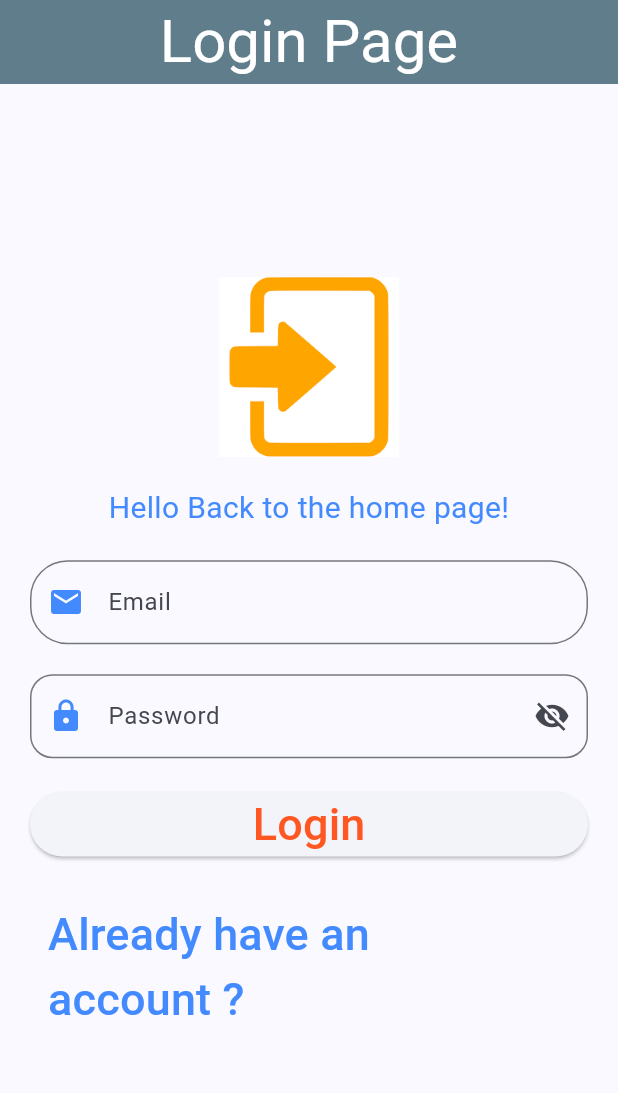
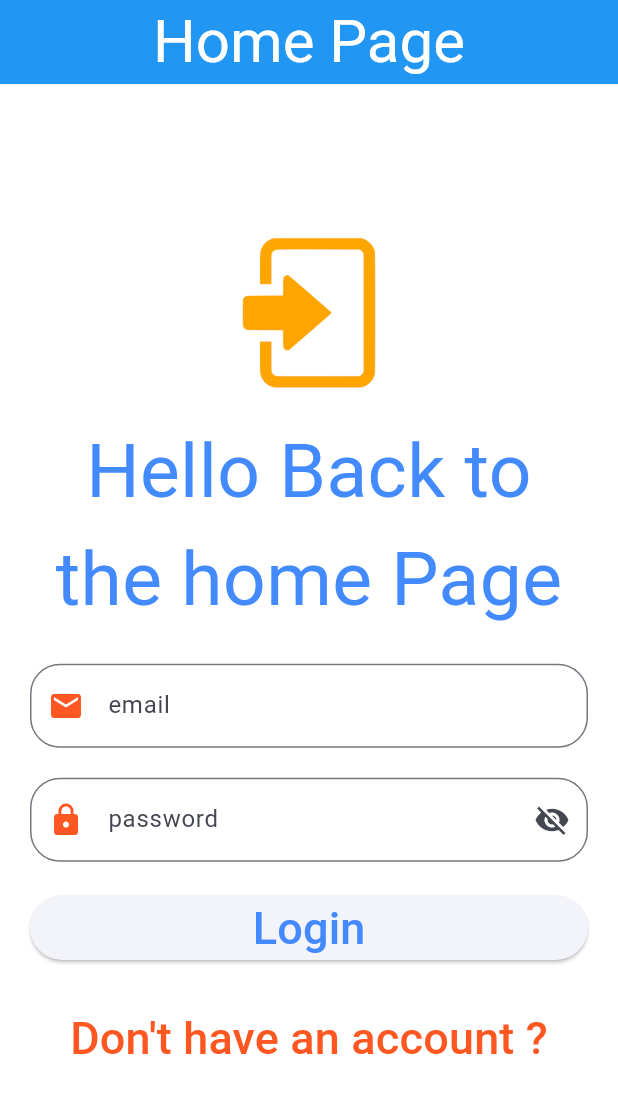
Before and after one commit to barichhiba1/mon_projet_Flutter, a Flutter app: the screen it shows after launch, on a phone screen of 412 x 824 dp. Shown: the top 1093 px of the screen. Run offline on Flutter 3.47's test engine with Material 3 defaults, Android fonts, the phone set to English and light mode, and no system bars; our stand-ins replace firebase_auth, firebase_core, fluttertoast; accounts and stored records are empty.

Commit message:
second  commit

```diff
--- a/lib/Screens/login.page.dart
+++ b/lib/Screens/login.page.dart
@@ -1,3 +1,4 @@
+import 'package:firebase_auth/firebase_auth.dart';
 import 'package:flutter/material.dart';
 
 class LoginPage extends StatefulWidget {
@@ -8,25 +9,32 @@ class LoginPage extends StatefulWidget {
 }
 
 class _LoginPageState extends State<LoginPage> {
-  final _keyForm = GlobalKey<FormState>();
-  bool _passVisible = false; // Gère la visibilité du mot de passe
+  //check les forme de validation
+  final keyForm = GlobalKey<FormState>();
 
-  final TextEditingController _emailcontroller = TextEditingController();
-  final TextEditingController _passcontroller = TextEditingController();
+  final TextEditingController emailcontroller = TextEditingController();
 
-  String? _emailvalidator(String? value) {
+  final TextEditingController passcontroller = TextEditingController();
+
+  final FirebaseAuth _auth = FirebaseAuth.instance;
+
+  //variable pour mdp
+  bool _passVariable = false;
+
+  // methode validator
+  /*String? emailValidator(String? value) {
     if (value == null || value.isEmpty) return "Please enter your email";
-    final emailPattern = r'^[^@]+@[^@]+\.[^@]+';
-    final regExp = RegExp(emailPattern);
-    if (!regExp.hasMatch(value)) return "Please enter a valid email address";
+    final emailpattern = r'^[^@]+@[^@]+\.[^@]+';
+    final regExp = RegExp(emailpattern);
+    if (!regExp.hasMatch(value)) return "Email inavlide";
     return null;
   }
 
-  String? _passvalidator(String? value) {
+  String? passValidator(String? value) {
     if (value == null || value.isEmpty) return "Please enter your password";
-    if (value.length < 6) return "Password must be at least 6 characters long";
-    return null;
-  }
+    if (value.length < 6)
+      return "Taille de mot de passe doit depasser 6 caracteres";
+  }*/
 
   @override
   Widget build(BuildContext context) {
@@ -34,94 +42,109 @@ class _LoginPageState extends State<LoginPage> {
         appBar: AppBar(
           centerTitle: true,
           title: Text(
-          "Login Page",
+            "Home Page",
             style: TextStyle(color: Colors.white, fontSize: 40),
           ),
-        backgroundColor: Colors.blueGrey,
+          backgroundColor: Colors.blue,
         ),
+        backgroundColor: Colors.white, // Définir le fond noir ici
         body: Padding(
             padding: EdgeInsets.symmetric(horizontal: 20),
             child: Form(
-          key: _keyForm,
+              key: keyForm,
               child: Column(
                 mainAxisAlignment: MainAxisAlignment.center,
                 crossAxisAlignment: CrossAxisAlignment.stretch,
                 children: [
-              Image.asset("image/login.png", height: 120, width: 120),
+                  Image.asset("image/login.png", height: 100, width: 100),
                   SizedBox(height: 20),
-              Text(
-                "Hello Back to the home page!",
+                  Text("Hello Back to the home Page",
                       textAlign: TextAlign.center,
-                style: TextStyle(fontSize: 20, color: Colors.blueAccent),
+                      style: TextStyle(fontSize: 50, color: Colors.blueAccent)),
+                  SizedBox(height: 20),
+                  TextFormField(
+                    controller: emailcontroller,
+                    decoration: InputDecoration(
+                        labelText: "email",
+                        border: OutlineInputBorder(
+                            borderRadius: BorderRadius.circular(20)),
+                        prefixIcon: Icon(
+                          Icons.email,
+                          color: Colors.deepOrange,
+                        )),
+                    keyboardType: TextInputType.emailAddress,
+                    //validator: emailValidator,
                   ),
                   SizedBox(height: 20),
                   TextFormField(
-                controller: _emailcontroller,
+                    controller: passcontroller,
+                    obscureText:
+                        !_passVariable, //on veut que ca soit true par defaut
                     decoration: InputDecoration(
-                  labelText: "Email",
+                        labelText: "password",
                         border: OutlineInputBorder(
-                    borderRadius: BorderRadius.circular(25),
-                  ),
-                  prefixIcon: Icon(
-                    Icons.mail,
-                    color: Colors.blueAccent,
-                  ),
-                ),
-                keyboardType: TextInputType.emailAddress,
-                validator: _emailvalidator,
-              ),
-              SizedBox(height: 20),
-              TextFormField(
-                controller: _passcontroller,
-                obscureText: !_passVisible, // Contrôle de la visibilité
-                decoration: InputDecoration(
-                  labelText: "Password",
-                  border: OutlineInputBorder(
-                    borderRadius: BorderRadius.circular(15),
-                  ),
+                            borderRadius: BorderRadius.circular(20)),
                         prefixIcon: Icon(
                           Icons.lock,
-                    color: Colors.blueAccent,
+                          color: Colors.deepOrange,
                         ),
                         suffixIcon: IconButton(
                             onPressed: () {
                               setState(() {
-                        _passVisible = !_passVisible;
+                                _passVariable = !_passVariable;
                               });
                             },
-                    icon: Icon(
-                      _passVisible ? Icons.visibility : Icons.visibility_off,
+                            icon: Icon(_passVariable
+                                ? Icons.visibility
+                                : Icons.visibility_off))),
+
+                    keyboardType: TextInputType.emailAddress,
+                    //validator: passValidator,
                   ),
+                  SizedBox(
+                    height: 20,
                   ),
-                ),
-                validator: _passvalidator,
-              ),
-              SizedBox(height: 20),
                   ElevatedButton(
-                onPressed: () {
-                  if (_keyForm.currentState!.validate()) {
+                      onPressed: () async {
+                        if (keyForm.currentState!.validate()) {
+                          try {
+                            // Authentification Firebase
+                            final credential = await FirebaseAuth.instance
+                                .signInWithEmailAndPassword(
+                              email: emailcontroller.text,
+                              password: passcontroller.text,
+                            );
+
                             ScaffoldMessenger.of(context).showSnackBar(
-                      const SnackBar(content: Text('Processing Login')),
+                              const SnackBar(
+                                  content: Text('Login successful!')),
                             );
                             Navigator.pushNamed(context, "/home");
+                          } catch (e) {
+                            // En cas d'erreur
+                            ScaffoldMessenger.of(context).showSnackBar(
+                              SnackBar(
+                                  content:
+                                      Text('Login failed: ${e.toString()}')),
+                            );
+                          }
                         }
                       },
                       child: Text(
                         "Login",
-                  style: TextStyle(fontSize: 30, color: Colors.deepOrange),
-                ),
-              ),
+                        style:
+                            TextStyle(fontSize: 30, color: Colors.blueAccent),
+                      )),
                   SizedBox(height: 20),
                   TextButton(
                       onPressed: () {
                         Navigator.pushNamed(context, "/register");
                       },
-                  child: Text("Already have an account ?",
-                      style: TextStyle(fontSize: 30, color: Colors.blueAccent)))
+                      child: Text("Don't have an account ?",
+                          style: TextStyle(
+                              fontSize: 30, color: Colors.deepOrange)))
                 ],
               ),
-        ),
-      ),
-    );
+            )));
   }
 }
--- a/pubspec.yaml
+++ b/pubspec.yaml
@@ -37,6 +37,7 @@ dependencies:
   cupertino_icons: ^1.0.8
   firebase_core: ^3.8.1
   firebase_auth: ^5.3.4
+  fluttertoast: ^8.2.1
 
 dev_dependencies:
   flutter_test:
```
Also changed, not shown: lib/Screens/register.page.dart (+69 -17 lines), lib/main.dart (+9 -3 lines), pubspec.lock, 1 other file. Lines whose indentation alone changed are shown as unchanged.
